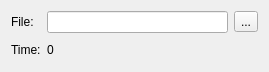
Before: the Qt Designer form src/gui/playbackfileview.ui in stu-inc/DataCapture, drawn with Qt 5.
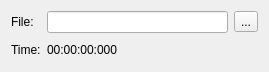
After: the same form once the commit is applied.

Diff of the .ui file:
```diff
--- a/src/gui/playbackfileview.ui
+++ b/src/gui/playbackfileview.ui
@@ -41,7 +41,7 @@
    <item row="1" column="1" colspan="2">
     <widget class="QLabel" name="label_3">
      <property name="text">
-      <string>0</string>
+      <string>00:00:00:000</string>
      </property>
     </widget>
    </item>
```
Left out of the diff: 2 changed lines with no effect on the pictures.
